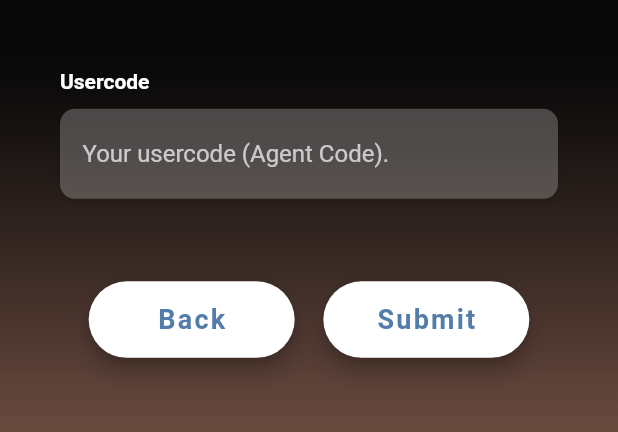
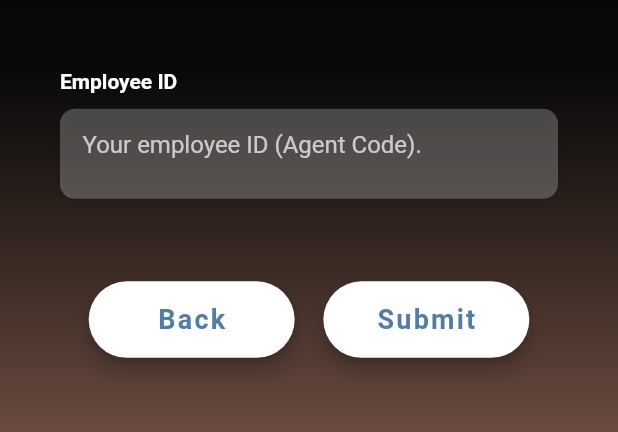
Before and after one commit to tasfique/vipc_app, a Flutter app: the screen it shows after launch, after a tap on "Forgot password?", on a phone screen of 412 x 824 dp, the part 343-775 px from its top. Run offline on Flutter 3.47's test engine with Material 2 defaults, Android fonts, the phone set to English and light mode, and no system bars; our stand-ins replace carousel_slider, charts_flutter, cloud_firestore, firebase_auth, firebase_core, firebase_storage and 6 more; missing offline and left inert: flutter_absolute_path, flutter_gradient_colors, multi_image_picker; accounts and stored records are empty; network calls fail.

Commit message:
Request Password From Login Page

```diff
--- a/lib/controller/forgotPwd/forgotPwd_controller.dart
+++ /dev/null
@@ -1,12 +0,0 @@
-import 'package:mvc_pattern/mvc_pattern.dart';
-
-class ForgotPasswordController extends ControllerMVC {
-  factory ForgotPasswordController() {
-    if (_this == null) _this = ForgotPasswordController._();
-    return _this;
-  }
-  static ForgotPasswordController _this;
-  ForgotPasswordController._();
-
-  static ForgotPasswordController get con => _this;
-}
--- a/lib/view/forgotPwd/forgotPwd_view.dart
+++ b/lib/view/forgotPwd/forgotPwd_view.dart
@@ -1,8 +1,6 @@
 import 'package:flutter/material.dart';
 import 'package:mvc_pattern/mvc_pattern.dart';
-import 'package:vipc_app/controller/forgotPwd/forgotPwd_controller.dart';
-import 'package:passwordfield/passwordfield.dart';
-import 'package:vipc_app/view/home/home_view.dart';
+import 'package:vipc_app/controller/admin/admin_controller.dart';
 import 'package:vipc_app/view/login/login_view.dart';
 
 class ForgotPasswordView extends StatefulWidget {
@@ -13,17 +11,23 @@ class ForgotPasswordView extends StatefulWidget {
 }
 
 class _ForgotPasswordViewState extends StateMVC {
-  _ForgotPasswordViewState() : super(ForgotPasswordController()) {
-    _con = ForgotPasswordController.con;
+  _ForgotPasswordViewState() : super(AdminController()) {
+    _con = AdminController.con;
   }
-  ForgotPasswordController _con;
 
-  final _empNoController = TextEditingController();
+  AdminController _con;
+
+  @override
+  void initState() {
+    _con.clean();
+    super.initState();
+  }
 
   @override
   Widget build(BuildContext context) {
     return Scaffold(
-      body: GestureDetector(
+      body: SafeArea(
+        child: GestureDetector(
           onTap: () => FocusScope.of(context).unfocus(),
           child: Stack(
             children: <Widget>[
@@ -48,6 +52,8 @@ class _ForgotPasswordViewState extends StateMVC {
                 child: SingleChildScrollView(
                   physics: AlwaysScrollableScrollPhysics(),
                   padding: EdgeInsets.symmetric(horizontal: 40, vertical: 120),
+                  child: Form(
+                    key: _con.formKeyForget,
                     child: Column(
                       mainAxisAlignment: MainAxisAlignment.center,
                       children: <Widget>[
@@ -66,7 +72,9 @@ class _ForgotPasswordViewState extends StateMVC {
                     ),
                   ),
                 ),
+              ),
             ],
+          ),
         ),
       ),
     );
@@ -77,7 +85,7 @@ class _ForgotPasswordViewState extends StateMVC {
       crossAxisAlignment: CrossAxisAlignment.start,
       children: <Widget>[
         Text(
-          'Usercode',
+          'Employee ID',
           style: TextStyle(
             color: Colors.white,
             fontWeight: FontWeight.bold,
@@ -98,16 +106,27 @@ class _ForgotPasswordViewState extends StateMVC {
             ],
           ),
           height: 60.0,
-          child: TextField(
-            controller: _empNoController,
+          child: TextFormField(
+            validator: (value) {
+              if (value.isEmpty) return 'Please enter employee ID';
+              return null;
+            },
+            controller: _con.empNoController,
             keyboardType: TextInputType.text,
             style: TextStyle(
               color: Colors.white,
             ),
             decoration: InputDecoration(
+              errorBorder: InputBorder.none,
+              helperText: '',
+              errorStyle: TextStyle(
+                color: Colors.orange[400],
+                fontSize: 14.0,
+                fontWeight: FontWeight.bold,
+              ),
               border: InputBorder.none,
               contentPadding: EdgeInsets.fromLTRB(15, 7, 0, 7),
-              hintText: 'Your usercode (Agent Code).',
+              hintText: 'Your employee ID (Agent Code).',
               hintStyle: TextStyle(
                 color: Colors.white70,
               ),
@@ -122,35 +141,43 @@ class _ForgotPasswordViewState extends StateMVC {
     return Container(
       padding: EdgeInsets.symmetric(vertical: 25.0),
       width: MediaQuery.of(context).size.width / 3,
-      child: RaisedButton(
+      child: ElevatedButton(
+        style: ElevatedButton.styleFrom(
           elevation: 5.0,
-        onPressed: () {
+          padding: EdgeInsets.all(15.0),
+          shape: RoundedRectangleBorder(
+            borderRadius: BorderRadius.circular(30.0),
+          ),
+          primary: Colors.white,
+        ),
+        onPressed: () async {
+          await _con.requestChangePassword(context);
+          if (_con.requestSuccess)
             showDialog(
               context: context,
               builder: (_) => new AlertDialog(
-              title: new Text("Message"),
+                title: new Text("VIPC Message"),
                 content: new Text("Password Reset Request Successfully Sent!"),
                 actions: <Widget>[
-                FlatButton(
+                  TextButton(
                     child: Text('Close'),
                     onPressed: () {
                       Navigator.of(context).pop();
-                    Navigator.push(context,
-                        MaterialPageRoute(builder: (context) {
-                      return LoginView();
-                    }));
+                      Navigator.of(context).pop();
                     },
                   )
                 ],
               ),
             );
         },
-        padding: EdgeInsets.all(15.0),
-        shape: RoundedRectangleBorder(
-          borderRadius: BorderRadius.circular(30.0),
+        child: _con.isLoading
+            ? SizedBox(
+                height: 21,
+                child: CircularProgressIndicator(
+                  backgroundColor: Colors.white,
                 ),
-        color: Colors.white,
-        child: Text(
+              )
+            : Text(
                 'Submit',
                 style: TextStyle(
                   color: Color(0xFF527DAA),
@@ -167,18 +194,18 @@ class _ForgotPasswordViewState extends StateMVC {
     return Container(
       padding: EdgeInsets.symmetric(vertical: 25.0),
       width: MediaQuery.of(context).size.width / 3,
-      child: RaisedButton(
+      child: ElevatedButton(
+        style: ElevatedButton.styleFrom(
           elevation: 5.0,
-        onPressed: () {
-          Navigator.push(context, MaterialPageRoute(builder: (context) {
-            return LoginView();
-          }));
-        },
           padding: EdgeInsets.all(15.0),
           shape: RoundedRectangleBorder(
             borderRadius: BorderRadius.circular(30.0),
           ),
-        color: Colors.white,
+          primary: Colors.white,
+        ),
+        onPressed: () {
+          Navigator.of(context).pop();
+        },
         child: Text(
           'Back',
           style: TextStyle(
--- a/lib/view/login/login_view.dart
+++ b/lib/view/login/login_view.dart
@@ -27,7 +27,8 @@ class _LoginViewState extends StateMVC {
   @override
   Widget build(BuildContext context) {
     return Scaffold(
-      body: GestureDetector(
+      body: SafeArea(
+        child: GestureDetector(
           onTap: () => FocusScope.of(context).unfocus(),
           child: Stack(
             children: <Widget>[
@@ -72,6 +73,7 @@ class _LoginViewState extends StateMVC {
                 ),
               ),
             ],
+          ),
         ),
       ),
     );
@@ -221,6 +223,7 @@ class _LoginViewState extends StateMVC {
   Widget _buildLoginBtn() {
     return Container(
       padding: EdgeInsets.symmetric(vertical: 25.0),
+      height: 105,
       width: double.infinity,
       child: ElevatedButton(
         style: ElevatedButton.styleFrom(
```
Also changed, not shown: lib/controller/admin/admin_controller.dart (+68 -0 lines). Lines whose indentation alone changed are shown as unchanged.
